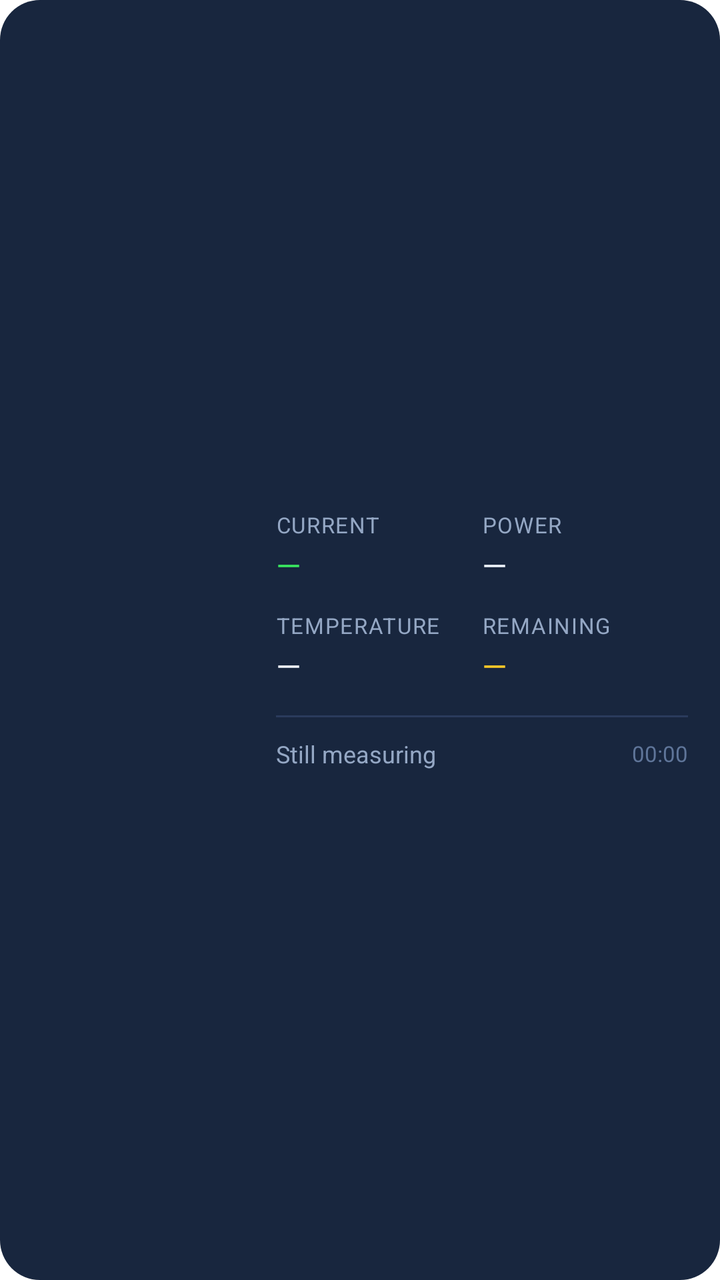
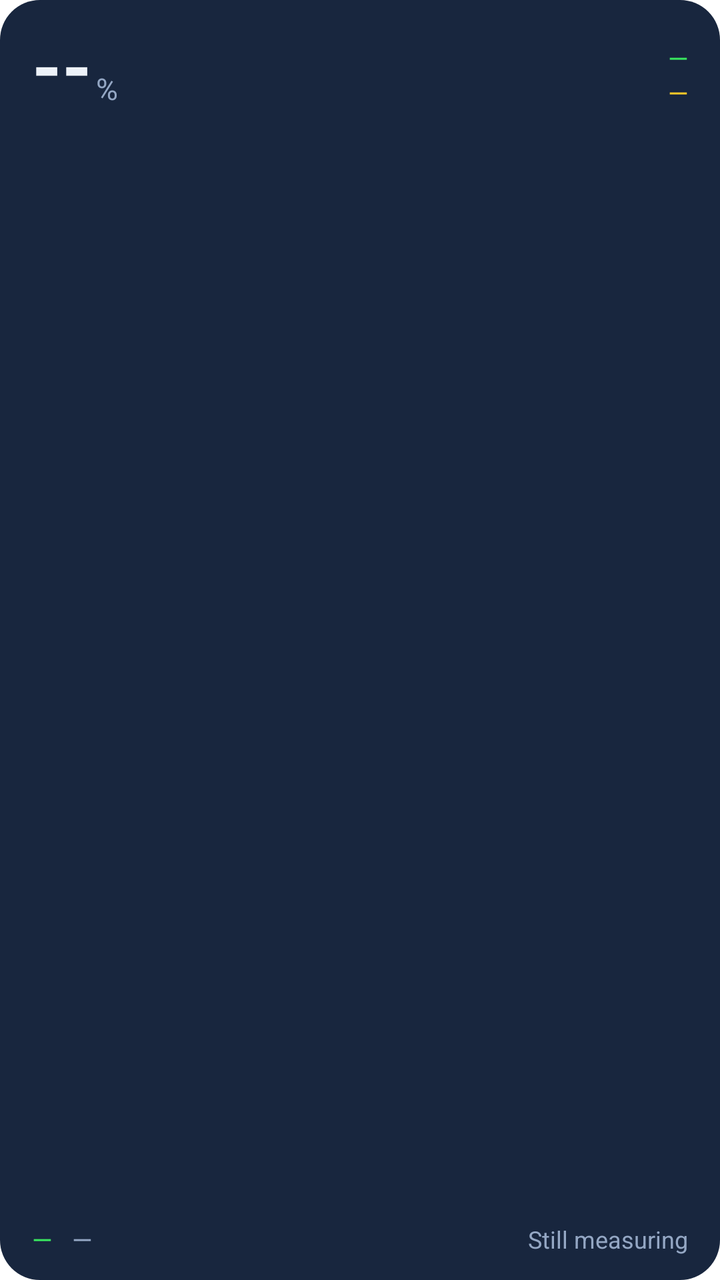

Two renders of the same Android screen: before a commit and after it. Below are the layout's source before the change and the commit's diff.
<!-- AndroidManifest.xml: fallback theme Theme.MaterialComponents.DayNight.NoActionBar -->
<!-- res/layout/widget_battery_full.xml -->
<?xml version="1.0" encoding="utf-8"?>
<LinearLayout xmlns:android="http://schemas.android.com/apk/res/android"
    android:id="@android:id/background"
    android:layout_width="match_parent"
    android:layout_height="match_parent"
    android:orientation="horizontal"
    android:gravity="center_vertical"
    android:background="@drawable/widget_background"
    android:padding="16dp"
    android:baselineAligned="false">

    <ImageView
        android:id="@+id/widget_gauge"
        android:layout_width="104dp"
        android:layout_height="104dp"
        android:layout_marginEnd="18dp"
        android:contentDescription="@string/widget_gauge_a11y" />

    <LinearLayout
        android:layout_width="0dp"
        android:layout_height="wrap_content"
        android:layout_weight="1"
        android:orientation="vertical">

        <LinearLayout
            android:layout_width="match_parent"
            android:layout_height="wrap_content"
            android:orientation="horizontal"
            android:baselineAligned="false">

            <LinearLayout
                android:layout_width="0dp"
                android:layout_height="wrap_content"
                android:layout_weight="1"
                android:orientation="vertical">

                <TextView
                    android:layout_width="wrap_content"
                    android:layout_height="wrap_content"
                    android:text="@string/widget_label_current"
                    android:textColor="@color/widget_text_muted"
                    android:textSize="11sp"
                    android:letterSpacing="0.05" />

                <TextView
                    android:id="@+id/widget_current"
                    android:layout_width="wrap_content"
                    android:layout_height="wrap_content"
                    android:text="@string/widget_placeholder_dash"
                    android:textColor="@color/widget_primary"
                    android:textSize="16sp"
                    android:layout_marginTop="2dp"
                    android:maxLines="1" />
            </LinearLayout>

            <LinearLayout
                android:layout_width="0dp"
                android:layout_height="wrap_content"
                android:layout_weight="1"
                android:orientation="vertical">

                <TextView
                    android:layout_width="wrap_content"
                    android:layout_height="wrap_content"
                    android:text="@string/widget_label_power"
                    android:textColor="@color/widget_text_muted"
                    android:textSize="11sp"
                    android:letterSpacing="0.05" />

                <TextView
                    android:id="@+id/widget_power"
                    android:layout_width="wrap_content"
                    android:layout_height="wrap_content"
                    android:text="@string/widget_placeholder_dash"
                    android:textColor="@color/widget_text"
                    android:textSize="16sp"
                    android:layout_marginTop="2dp"
                    android:maxLines="1" />
            </LinearLayout>
        </LinearLayout>

        <LinearLayout
            android:layout_width="match_parent"
            android:layout_height="wrap_content"
            android:orientation="horizontal"
            android:layout_marginTop="12dp"
            android:baselineAligned="false">

            <LinearLayout
                android:layout_width="0dp"
                android:layout_height="wrap_content"
                android:layout_weight="1"
                android:orientation="vertical">

                <TextView
                    android:layout_width="wrap_content"
                    android:layout_height="wrap_content"
                    android:text="@string/widget_label_temperature"
                    android:textColor="@color/widget_text_muted"
                    android:textSize="11sp"
                    android:letterSpacing="0.05" />

                <TextView
                    android:id="@+id/widget_temperature"
                    android:layout_width="wrap_content"
                    android:layout_height="wrap_content"
                    android:text="@string/widget_placeholder_dash"
                    android:textColor="@color/widget_text"
                    android:textSize="16sp"
                    android:layout_marginTop="2dp"
                    android:maxLines="1" />
            </LinearLayout>

            <LinearLayout
                android:layout_width="0dp"
                android:layout_height="wrap_content"
                android:layout_weight="1"
                android:orientation="vertical">

                <TextView
                    android:id="@+id/widget_forecast_label"
                    android:layout_width="wrap_content"
                    android:layout_height="wrap_content"
                    android:text="@string/widget_label_remaining"
                    android:textColor="@color/widget_text_muted"
                    android:textSize="11sp"
                    android:letterSpacing="0.05"
                    android:maxLines="1" />

                <TextView
                    android:id="@+id/widget_forecast"
                    android:layout_width="wrap_content"
                    android:layout_height="wrap_content"
                    android:text="@string/widget_placeholder_dash"
                    android:textColor="@color/widget_accent"
                    android:textSize="16sp"
                    android:layout_marginTop="2dp"
                    android:maxLines="1" />
            </LinearLayout>
        </LinearLayout>

        <View
            android:layout_width="match_parent"
            android:layout_height="1dp"
            android:layout_marginTop="14dp"
            android:background="@drawable/widget_divider" />

        <LinearLayout
            android:layout_width="match_parent"
            android:layout_height="wrap_content"
            android:orientation="horizontal"
            android:layout_marginTop="10dp"
            android:gravity="center_vertical"
            android:baselineAligned="false">

            <TextView
                android:id="@+id/widget_health"
                android:layout_width="0dp"
                android:layout_height="wrap_content"
                android:layout_weight="1"
                android:text="@string/widget_health_measuring"
                android:textColor="@color/widget_text_muted"
                android:textSize="12sp"
                android:maxLines="1"
                android:ellipsize="end" />

            
            <Chronometer
                android:id="@+id/widget_stale"
                android:layout_width="wrap_content"
                android:layout_height="wrap_content"
                android:textColor="@color/widget_text_faint"
                android:textSize="11sp"
                android:layout_marginStart="8dp"
                android:maxLines="1" />
        </LinearLayout>
    </LinearLayout>
</LinearLayout>
<!-- resources referenced by this layout -->
<resources>
  <color name="widget_accent">#FFC928</color>
  <color name="widget_primary">#39E75F</color>
  <color name="widget_text">#EDF2F9</color>
  <color name="widget_text_faint">#5F7599</color>
  <color name="widget_text_muted">#94A7C4</color>
  <!-- drawable widget_background (drawable) -->
  <?xml version="1.0" encoding="utf-8"?>
  <shape xmlns:android="http://schemas.android.com/apk/res/android"
      android:shape="rectangle">
      <solid android:color="@color/widget_surface" />
      <corners android:radius="20dp" />
  </shape>
  <!-- drawable widget_divider (drawable) -->
  <?xml version="1.0" encoding="utf-8"?>
  <shape xmlns:android="http://schemas.android.com/apk/res/android"
      android:shape="rectangle">
      <solid android:color="@color/widget_track" />
  </shape>
  <string name="widget_gauge_a11y">Battery level</string>
  <string name="widget_health_measuring">Still measuring</string>
  <string name="widget_label_current">CURRENT</string>
  <string name="widget_label_power">POWER</string>
  <string name="widget_label_remaining">REMAINING</string>
  <string name="widget_label_temperature">TEMPERATURE</string>
  <string name="widget_placeholder_dash">—</string>
  <color name="widget_surface">#18263E</color>
  <color name="widget_track">#2A3B5C</color>
</resources>

<!-- the commit's change to res/layout/widget_battery_full.xml (unified diff, before → after) -->
@@ -3,176 +3,131 @@
     android:id="@android:id/background"
     android:layout_width="match_parent"
     android:layout_height="match_parent"
-    android:orientation="horizontal"
-    android:gravity="center_vertical"
+    android:orientation="vertical"
     android:background="@drawable/widget_background"
-    android:padding="16dp"
-    android:baselineAligned="false">
-
-    <ImageView
-        android:id="@+id/widget_gauge"
-        android:layout_width="104dp"
-        android:layout_height="104dp"
-        android:layout_marginEnd="18dp"
-        android:contentDescription="@string/widget_gauge_a11y" />
+    android:paddingStart="16dp"
+    android:paddingEnd="16dp"
+    android:paddingTop="12dp"
+    android:paddingBottom="12dp">
 
     <LinearLayout
-        android:layout_width="0dp"
+        android:layout_width="match_parent"
         android:layout_height="wrap_content"
-        android:layout_weight="1"
-        android:orientation="vertical">
+        android:orientation="horizontal"
+        android:gravity="bottom"
+        android:baselineAligned="false">
+
+        <TextView
+            android:id="@+id/widget_level"
+            android:layout_width="wrap_content"
+            android:layout_height="wrap_content"
+            android:text="@string/widget_placeholder_level"
+            android:textColor="@color/widget_text"
+            android:textSize="38sp"
+            android:textStyle="bold"
+            android:includeFontPadding="false"
+            android:maxLines="1" />
+
+        <TextView
+            android:layout_width="wrap_content"
+            android:layout_height="wrap_content"
+            android:text="@string/widget_percent"
+            android:textColor="@color/widget_text_muted"
+            android:textSize="15sp"
+            android:includeFontPadding="false"
+            android:layout_marginStart="2dp"
+            android:layout_marginBottom="3dp" />
 
         <LinearLayout
-            android:layout_width="match_parent"
+            android:layout_width="0dp"
             android:layout_height="wrap_content"
-            android:orientation="horizontal"
-            android:baselineAligned="false">
-
-            <LinearLayout
-                android:layout_width="0dp"
-                android:layout_height="wrap_content"
-                android:layout_weight="1"
-                android:orientation="vertical">
-
-                <TextView
-                    android:layout_width="wrap_content"
-                    android:layout_height="wrap_content"
-                    android:text="@string/widget_label_current"
-                    android:textColor="@color/widget_text_muted"
-                    android:textSize="11sp"
-                    android:letterSpacing="0.05" />
-
-                <TextView
-                    android:id="@+id/widget_current"
-                    android:layout_width="wrap_content"
-                    android:layout_height="wrap_content"
-                    android:text="@string/widget_placeholder_dash"
-                    android:textColor="@color/widget_primary"
-                    android:textSize="16sp"
-                    android:layout_marginTop="2dp"
-                    android:maxLines="1" />
-            </LinearLayout>
-
-            <LinearLayout
-                android:layout_width="0dp"
-                android:layout_height="wrap_content"
-                android:layout_weight="1"
-                android:orientation="vertical">
-
-                <TextView
-                    android:layout_width="wrap_content"
-                    android:layout_height="wrap_content"
-                    android:text="@string/widget_label_power"
-                    android:textColor="@color/widget_text_muted"
-                    android:textSize="11sp"
-                    android:letterSpacing="0.05" />
-
-                <TextView
-                    android:id="@+id/widget_power"
-                    android:layout_width="wrap_content"
-                    android:layout_height="wrap_content"
-                    android:text="@string/widget_placeholder_dash"
-                    android:textColor="@color/widget_text"
-                    android:textSize="16sp"
-                    android:layout_marginTop="2dp"
-                    android:maxLines="1" />
-            </LinearLayout>
-        </LinearLayout>
-
-        <LinearLayout
-            android:layout_width="match_parent"
-            android:layout_height="wrap_content"
-            android:orientation="horizontal"
-            android:layout_marginTop="12dp"
-            android:baselineAligned="false">
-
-            <LinearLayout
-                android:layout_width="0dp"
-                android:layout_height="wrap_content"
-                android:layout_weight="1"
-                android:orientation="vertical">
-
-                <TextView
-                    android:layout_width="wrap_content"
-                    android:layout_height="wrap_content"
-                    android:text="@string/widget_label_temperature"
-                    android:textColor="@color/widget_text_muted"
-                    android:textSize="11sp"
-                    android:letterSpacing="0.05" />
-
-                <TextView
-                    android:id="@+id/widget_temperature"
-                    android:layout_width="wrap_content"
-                    android:layout_height="wrap_content"
-                    android:text="@string/widget_placeholder_dash"
-                    android:textColor="@color/widget_text"
-                    android:textSize="16sp"
-                    android:layout_marginTop="2dp"
-                    android:maxLines="1" />
-            </LinearLayout>
-
-            <LinearLayout
-                android:layout_width="0dp"
-                android:layout_height="wrap_content"
-                android:layout_weight="1"
-                android:orientation="vertical">
-
-                <TextView
-                    android:id="@+id/widget_forecast_label"
-                    android:layout_width="wrap_content"
-                    android:layout_height="wrap_content"
-                    android:text="@string/widget_label_remaining"
-                    android:textColor="@color/widget_text_muted"
-                    android:textSize="11sp"
-                    android:letterSpacing="0.05"
-                    android:maxLines="1" />
-
-                <TextView
-                    android:id="@+id/widget_forecast"
-                    android:layout_width="wrap_content"
-                    android:layout_height="wrap_content"
-                    android:text="@string/widget_placeholder_dash"
-                    android:textColor="@color/widget_accent"
-                    android:textSize="16sp"
-                    android:layout_marginTop="2dp"
-                    android:maxLines="1" />
-            </LinearLayout>
-        </LinearLayout>
-
-        <View
-            android:layout_width="match_parent"
-            android:layout_height="1dp"
-            android:layout_marginTop="14dp"
-            android:background="@drawable/widget_divider" />
-
-        <LinearLayout
-            android:layout_width="match_parent"
-            android:layout_height="wrap_content"
-            android:orientation="horizontal"
-            android:layout_marginTop="10dp"
-            android:gravity="center_vertical"
-            android:baselineAligned="false">
+            android:layout_weight="1"
+            android:orientation="vertical"
+            android:gravity="end"
+            android:layout_marginStart="12dp"
+            android:layout_marginBottom="2dp">
 
             <TextView
-                android:id="@+id/widget_health"
-                android:layout_width="0dp"
+                android:id="@+id/widget_status"
+                android:layout_width="wrap_content"
                 android:layout_height="wrap_content"
-                android:layout_weight="1"
-                android:text="@string/widget_health_measuring"
-                android:textColor="@color/widget_text_muted"
-                android:textSize="12sp"
+                android:text="@string/widget_placeholder_dash"
+                android:textColor="@color/widget_primary"
+                android:textSize="13sp"
+                android:includeFontPadding="false"
                 android:maxLines="1"
                 android:ellipsize="end" />
 
-            
-            <Chronometer
-                android:id="@+id/widget_stale"
+            <TextView
+                android:id="@+id/widget_forecast"
                 android:layout_width="wrap_content"
                 android:layout_height="wrap_content"
-                android:textColor="@color/widget_text_faint"
-                android:textSize="11sp"
-                android:layout_marginStart="8dp"
+                android:text="@string/widget_placeholder_dash"
+                android:textColor="@color/widget_accent"
+                android:textSize="13sp"
+                android:includeFontPadding="false"
+                android:layout_marginTop="2dp"
                 android:maxLines="1" />
         </LinearLayout>
     </LinearLayout>
+
+    <ImageView
+        android:id="@+id/widget_bar"
+        android:layout_width="match_parent"
+        android:layout_height="8dp"
+        android:layout_marginTop="9dp"
+        android:scaleType="fitXY"
+        android:contentDescription="@string/widget_gauge_a11y" />
+
+    <ImageView
+        android:id="@+id/widget_sparkline"
+        android:layout_width="match_parent"
+        android:layout_height="0dp"
+        android:layout_weight="1"
+        android:layout_marginTop="8dp"
+        android:scaleType="fitXY"
+        android:contentDescription="@string/widget_sparkline_a11y" />
+
+    <LinearLayout
+        android:layout_width="match_parent"
+        android:layout_height="wrap_content"
+        android:orientation="horizontal"
+        android:gravity="center_vertical"
+        android:layout_marginTop="6dp"
+        android:baselineAligned="false">
+
+        <TextView
+            android:id="@+id/widget_current"
+            android:layout_width="wrap_content"
+            android:layout_height="wrap_content"
+            android:text="@string/widget_placeholder_dash"
+            android:textColor="@color/widget_primary"
+            android:textSize="13sp"
+            android:includeFontPadding="false"
+            android:maxLines="1" />
+
+        <TextView
+            android:id="@+id/widget_temperature"
+            android:layout_width="0dp"
+            android:layout_height="wrap_content"
+            android:layout_weight="1"
+            android:text="@string/widget_placeholder_dash"
+            android:textColor="@color/widget_text_muted"
+            android:textSize="13sp"
+            android:includeFontPadding="false"
+            android:layout_marginStart="10dp"
+            android:maxLines="1" />
+
+        <TextView
+            android:id="@+id/widget_health"
+            android:layout_width="wrap_content"
+            android:layout_height="wrap_content"
+            android:text="@string/widget_health_measuring"
+            android:textColor="@color/widget_text_muted"
+            android:textSize="12sp"
+            android:includeFontPadding="false"
+            android:layout_marginStart="10dp"
+            android:maxLines="1"
+            android:ellipsize="end" />
+    </LinearLayout>
 </LinearLayout>
<!-- resource entries referenced after the edit -->
@@ -3,7 +3,6 @@
   <color name="widget_accent">#FFC928</color>
   <color name="widget_primary">#39E75F</color>
   <color name="widget_text">#EDF2F9</color>
-  <color name="widget_text_faint">#5F7599</color>
   <color name="widget_text_muted">#94A7C4</color>
   <!-- drawable widget_background (drawable) -->
   <?xml version="1.0" encoding="utf-8"?>
@@ -12,20 +11,12 @@
       <solid android:color="@color/widget_surface" />
       <corners android:radius="20dp" />
   </shape>
-  <!-- drawable widget_divider (drawable) -->
-  <?xml version="1.0" encoding="utf-8"?>
-  <shape xmlns:android="http://schemas.android.com/apk/res/android"
-      android:shape="rectangle">
-      <solid android:color="@color/widget_track" />
-  </shape>
   <string name="widget_gauge_a11y">Battery level</string>
   <string name="widget_health_measuring">Still measuring</string>
-  <string name="widget_label_current">CURRENT</string>
-  <string name="widget_label_power">POWER</string>
-  <string name="widget_label_remaining">REMAINING</string>
-  <string name="widget_label_temperature">TEMPERATURE</string>
+  <string name="widget_percent">%</string>
   <string name="widget_placeholder_dash">—</string>
+  <string name="widget_placeholder_level">--</string>
+  <string name="widget_sparkline_a11y">Battery level over the last six hours</string>
   <color name="widget_surface">#18263E</color>
-  <color name="widget_track">#2A3B5C</color>
 </resources>
 
